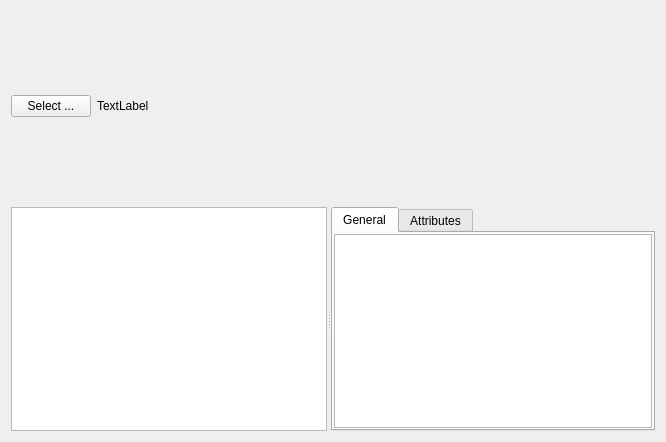
lcj820/DREAM3D, file Source/Plugins/IO/FilterParameterWidgets/UI_Files/ReadHDF5FileWidget.ui: the form before one commit.
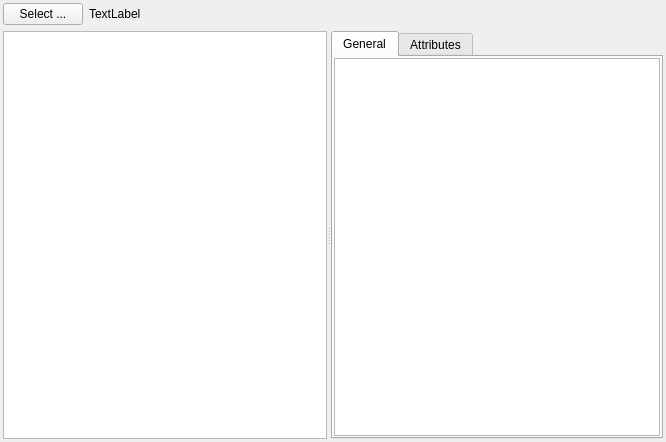
The form after the commit. Custom widgets are drawn as their Qt base class.

Commit message: Attribute table now populates correctly and ReadHDF5FileWidget now takes up the entire space in the FilterInputWidget. updates #190.

The edit to the form file:
```diff
--- a/Source/Plugins/IO/FilterParameterWidgets/UI_Files/ReadHDF5FileWidget.ui
+++ b/Source/Plugins/IO/FilterParameterWidgets/UI_Files/ReadHDF5FileWidget.ui
@@ -13,9 +13,54 @@
   <property name="windowTitle">
    <string>Form</string>
   </property>
-  <layout class="QGridLayout" name="gridLayout" rowstretch="0,0,0,0,0">
-   <item row="2" column="1">
-    <widget class="QSplitter" name="splitter">
+  <layout class="QVBoxLayout" name="verticalLayout" stretch="0,1">
+   <property name="leftMargin">
+    <number>3</number>
+   </property>
+   <property name="topMargin">
+    <number>3</number>
+   </property>
+   <property name="rightMargin">
+    <number>3</number>
+   </property>
+   <property name="bottomMargin">
+    <number>3</number>
+   </property>
+   <item>
+    <layout class="QHBoxLayout" name="horizontalLayout">
+     <item>
+      <widget class="QPushButton" name="selectBtn">
+       <property name="text">
+        <string>Select ...</string>
+       </property>
+      </widget>
+     </item>
+     <item>
+      <widget class="QtSFSDropLabel" name="value">
+       <property name="sizePolicy">
+        <sizepolicy hsizetype="Expanding" vsizetype="Preferred">
+         <horstretch>0</horstretch>
+         <verstretch>0</verstretch>
+        </sizepolicy>
+       </property>
+       <property name="mouseTracking">
+        <bool>true</bool>
+       </property>
+       <property name="acceptDrops">
+        <bool>true</bool>
+       </property>
+       <property name="styleSheet">
+        <string notr="true"/>
+       </property>
+       <property name="text">
+        <string>TextLabel</string>
+       </property>
+      </widget>
+     </item>
+    </layout>
+   </item>
+   <item>
+    <widget class="QtSSplitter" name="splitter">
      <property name="orientation">
       <enum>Qt::Horizontal</enum>
      </property>
@@ -137,39 +182,6 @@
      </widget>
     </widget>
    </item>
-   <item row="1" column="1">
-    <layout class="QHBoxLayout" name="horizontalLayout">
-     <item>
-      <widget class="QPushButton" name="selectBtn">
-       <property name="text">
-        <string>Select ...</string>
-       </property>
-      </widget>
-     </item>
-     <item>
-      <widget class="QtSFSDropLabel" name="value">
-       <property name="sizePolicy">
-        <sizepolicy hsizetype="Expanding" vsizetype="Preferred">
-         <horstretch>0</horstretch>
-         <verstretch>0</verstretch>
-        </sizepolicy>
-       </property>
-       <property name="mouseTracking">
-        <bool>true</bool>
-       </property>
-       <property name="acceptDrops">
-        <bool>true</bool>
-       </property>
-       <property name="styleSheet">
-        <string notr="true"/>
-       </property>
-       <property name="text">
-        <string>TextLabel</string>
-       </property>
-      </widget>
-     </item>
-    </layout>
-   </item>
   </layout>
  </widget>
  <customwidgets>
@@ -178,6 +190,12 @@
    <extends>QLabel</extends>
    <header location="global">QtSFSDropLabel.h</header>
   </customwidget>
+  <customwidget>
+   <class>QtSSplitter</class>
+   <extends>QSplitter</extends>
+   <header location="global">QtSSplitter.h</header>
+   <container>1</container>
+  </customwidget>
  </customwidgets>
  <resources/>
  <connections/>
```
Left out of the diff: 3 changed lines with no effect on the pictures. The commit also changes 4 other files.
